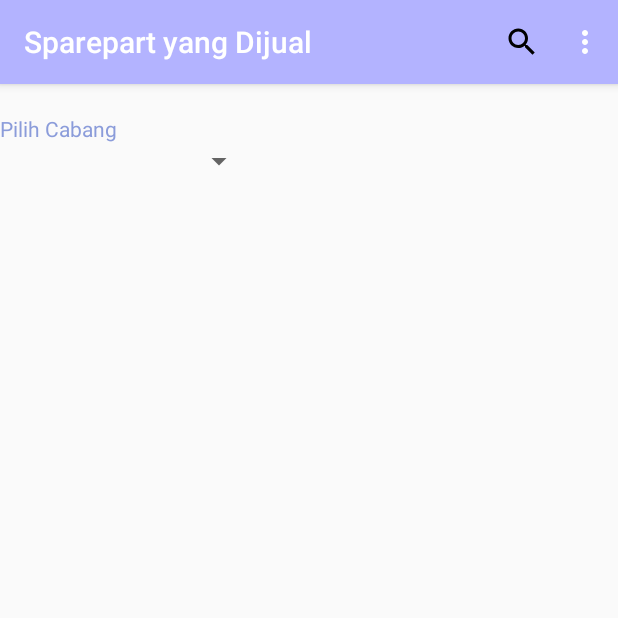
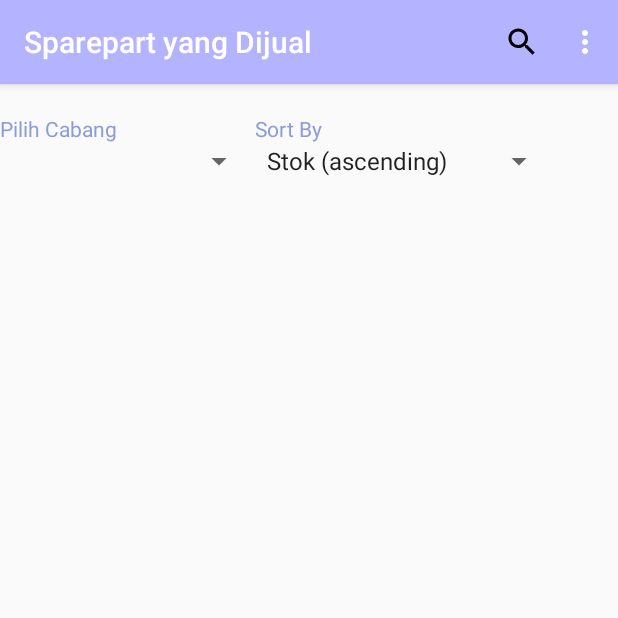
Before and after one commit to sintaxd/P3L-Mobile, an Android app: the tampil_sparepart_bengkel screen opened directly, with no data from a screen before it, on a phone screen of 412 x 824 dp, the top half of it. Run offline under Robolectric (Android 15) with nearby library versions, the light colour scheme and no system bars; 1 statement that could not run was skipped.

Commit message:
perbaikan UI tampil sparepart untuk konsumen

```diff
--- a/app/src/main/AndroidManifest.xml
+++ b/app/src/main/AndroidManifest.xml
@@ -13,18 +13,19 @@
         android:theme="@style/AppTheme">
 
         <activity android:name=".View.Owner.owner_main_menu">
-
-        </activity>
-        <activity android:name=".View.CustomerService.cs_main_menu">
-        </activity>
-        <activity
-            android:name=".View.Konsumen.konsumen_main_menu"
-            android:theme="@style/KonsumenTheme">
             <intent-filter>
                 <action android:name="android.intent.action.MAIN" />
 
                 <category android:name="android.intent.category.LAUNCHER" />
             </intent-filter>
+        </activity>
+        <activity android:name=".View.CustomerService.cs_main_menu">
+
+        </activity>
+        <activity
+            android:name=".View.Konsumen.konsumen_main_menu"
+            android:theme="@style/KonsumenTheme">
+
         </activity>
         <activity android:name=".View.CustomerService.TransaksiPenjualan.edit_transaksi_penjualan_sparepart" />
         <activity
--- a/app/src/main/java/kel1/com/simato_mobile/API/ApiClient_MotorKonsumen.java
+++ b/app/src/main/java/kel1/com/simato_mobile/API/ApiClient_MotorKonsumen.java
@@ -17,6 +17,7 @@ public interface ApiClient_MotorKonsumen {
 
     String baseURL = "http://192.168.94.52:8000/";
     //String baseURL = "http://simato.jasonfw.com/";
+
     // --------------------- C R E A T E --------------------- //
 
     @POST("api/motorKonsumen")
--- a/app/src/main/java/kel1/com/simato_mobile/Adapter/Adapter_TransaksiPenjualan.java
+++ b/app/src/main/java/kel1/com/simato_mobile/Adapter/Adapter_TransaksiPenjualan.java
@@ -67,11 +67,11 @@ public class Adapter_TransaksiPenjualan extends RecyclerView.Adapter<Adapter_Tra
         myViewHolder.diskon.setText             ("  Diskon : "+ tp.getDiskon());
         myViewHolder.total_transaksi.setText    ("  Total Transaksi : "+ tp.getTotal_transaksi());
         myViewHolder.status_transaksi.setText   ("  Status Transaksi : "+ tp.getStatus_transaksi());
-        if(tp.getStatus_transaksi().equals("Belum Selesai"))
+        if(tp.getStatus_transaksi().equals("Belum Lunas"))
         {
             Picasso.get().load(R.drawable.icon_belum_selesai).fit().into(myViewHolder.imgStatus);
         }
-        else if(tp.getStatus_transaksi().equals("Sudah Selesai"))
+        else if(tp.getStatus_transaksi().equals("Sudah Lunas"))
         {
             Picasso.get().load(R.drawable.icon_selesai).fit().into(myViewHolder.imgStatus);
         }
@@ -79,7 +79,7 @@ public class Adapter_TransaksiPenjualan extends RecyclerView.Adapter<Adapter_Tra
         myViewHolder.imgStatus.setOnClickListener(new View.OnClickListener() {
             @Override
             public void onClick(View v) {
-                if (tp.getStatus_transaksi().equals("Belum Selesai")) {
+                if (tp.getStatus_transaksi().equals("Belum Lunas")) {
                     // Build an AlertDialog
                     AlertDialog.Builder builder = new AlertDialog.Builder(context);
 
@@ -106,7 +106,7 @@ public class Adapter_TransaksiPenjualan extends RecyclerView.Adapter<Adapter_Tra
                                 @Override
                                 public void onResponse(Call<ResponseBody> call, Response<ResponseBody> response) {
                                     if (response.code() == 201) {
-                                        tp.setStatus_transaksi("Sudah Selesai");
+                                        tp.setStatus_transaksi("Sudah Lunas");
                                         myViewHolder.status_transaksi.setText("  Status Transaksi : " + tp.getStatus_transaksi());
                                         Toast.makeText(context, "Success Update", Toast.LENGTH_SHORT).show();
                                     } else {
--- a/app/src/main/java/kel1/com/simato_mobile/View/Konsumen/tampil_sparepart_bengkel.java
+++ b/app/src/main/java/kel1/com/simato_mobile/View/Konsumen/tampil_sparepart_bengkel.java
@@ -22,6 +22,8 @@ import com.google.gson.Gson;
 import com.google.gson.GsonBuilder;
 
 import java.util.ArrayList;
+import java.util.Collections;
+import java.util.Comparator;
 import java.util.List;
 
 import kel1.com.simato_mobile.API.ApiClient_Cabang;
@@ -57,8 +59,8 @@ public class tampil_sparepart_bengkel extends AppCompatActivity {
     List<String> spinner_IDCabang = new ArrayList<>();
     List<String> spinner_namaCabang = new ArrayList<>();
 
-    Spinner spinner_cabang;
-    Integer selectedIDCabang;
+    Spinner spinner_cabang, spinner_sortBy;
+    Integer selectedIDCabang, selectedSort;
 
     Adapter_SparepartBengkel.RecyclerViewClickListener listener;
     @Override
@@ -74,6 +76,7 @@ public class tampil_sparepart_bengkel extends AppCompatActivity {
         recyclerView.setItemAnimator(new DefaultItemAnimator());
         recyclerView.setAdapter(adapterSparepartBengkel);
         spinner_cabang = findViewById(R.id.spinner_cabang);
+        spinner_sortBy = findViewById(R.id.spinner_sortBy);
 
         loadSpinnerNamaCabang();
         spinner_cabang.setOnItemSelectedListener(new AdapterView.OnItemSelectedListener() { //Listener dropdown nama cabang saat dipilih
@@ -83,6 +86,41 @@ public class tampil_sparepart_bengkel extends AppCompatActivity {
 
                 setRecycleViewSparepart();
 
+            }
+            @Override
+            public void onNothingSelected(AdapterView<?> parentView) {
+                selectedIDCabang=1;
+            }
+        });
+        spinner_sortBy.setOnItemSelectedListener(new AdapterView.OnItemSelectedListener() { //Listener dropdown nama cabang saat dipilih
+            @Override
+            public void onItemSelected(AdapterView<?> parentView, View selectedItemView, int position, long id) {
+
+                Gson gson = new GsonBuilder()
+                        .setLenient()
+                        .create();
+                Retrofit.Builder builder = new Retrofit
+                        .Builder()
+                        .baseUrl(ApiClient_SparepartBengkel.baseURL)
+                        .addConverterFactory(GsonConverterFactory.create());
+                Retrofit retrofit = builder.build();
+                if(position==0)
+                {
+                   //stok asc
+                   Log.d( "onItemSelected: ", String.valueOf(position));
+                }
+                else if(position==1)
+                {
+                    //stok desc
+                }
+                else if(position==2)
+                {
+                    //hargaJual asc
+                }
+                else if(position==3)
+                {
+                    //hargaJual desc
+                }
             }
             @Override
             public void onNothingSelected(AdapterView<?> parentView) {
@@ -190,6 +228,12 @@ public class tampil_sparepart_bengkel extends AppCompatActivity {
                 adapterSparepartBengkel = new Adapter_SparepartBengkel(mListSparepartBengkel,tampil_sparepart_bengkel.this,listener);
                 recyclerView.setAdapter(adapterSparepartBengkel);
                 adapterSparepartBengkel.notifyDataSetChanged();
+//                Collections.sort(mListSparepartBengkel, new Comparator<Model_SparepartBengkel>() {
+//                    @Override
+//                    public int compare(Model_SparepartBengkel Sp1, Model_SparepartBengkel Sp2) {
+//                        return Sp1.getHargaJual_sparepart().compareTo(Sp2.getHargaJual_sparepart());
+//                    }
+//                });
                 Log.d("on respon : ",String.valueOf(response.code()));
                 Log.d("on respon msg : ",String.valueOf(response.message()));
                 Toast.makeText(tampil_sparepart_bengkel.this,"Welcome", Toast.LENGTH_SHORT).show();
--- a/app/src/main/res/layout/activity_tampil_sparepart_bengkel.xml
+++ b/app/src/main/res/layout/activity_tampil_sparepart_bengkel.xml
@@ -9,10 +9,15 @@ android:layout_height="match_parent"
 tools:context=".View.Konsumen.tampil_sparepart_bengkel">
 
     <LinearLayout
-        android:layout_width="200dp"
+        android:layout_width="match_parent"
         android:layout_height="wrap_content"
-        android:orientation="vertical"
-        android:layout_marginTop="20dp">
+        android:orientation="horizontal">
+
+        <LinearLayout
+            android:layout_width="170dp"
+            android:layout_height="wrap_content"
+            android:layout_marginTop="20dp"
+            android:orientation="vertical">
 
             <TextView
                 android:id="@+id/textView_cabang"
@@ -23,11 +28,35 @@ tools:context=".View.Konsumen.tampil_sparepart_bengkel">
 
             <Spinner
                 android:id="@+id/spinner_cabang"
-            android:layout_width="170dp"
+                android:layout_width="match_parent"
                 android:layout_height="wrap_content"
                 android:layout_marginBottom="10dp"
                 android:spinnerMode="dropdown" />
         </LinearLayout>
+
+        <LinearLayout
+            android:layout_width="200dp"
+            android:layout_height="wrap_content"
+            android:layout_marginTop="20dp"
+            android:orientation="vertical">
+
+            <TextView
+                android:id="@+id/textView_sort"
+                android:layout_width="match_parent"
+                android:layout_height="wrap_content"
+                android:text="Sort By"
+                android:textColor="@color/colorAccent" />
+
+            <Spinner
+                android:id="@+id/spinner_sortBy"
+                android:layout_width="match_parent"
+                android:layout_height="wrap_content"
+                android:layout_marginBottom="10dp"
+                android:entries="@array/sort"
+                android:spinnerMode="dropdown" />
+        </LinearLayout>
+    </LinearLayout>
+
 <LinearLayout
     android:layout_width="match_parent"
     android:layout_height="match_parent"
--- a/app/src/main/res/values/strings.xml
+++ b/app/src/main/res/values/strings.xml
@@ -24,9 +24,9 @@
         <item> KAYU </item>
     </string-array>
     <string-array name="sort">
-        <item> By Stok Ascending </item>
-        <item> By Stok Descending </item>
-        <item> By Harga Ascending </item>
-        <item> By Harga Descending </item>
+        <item> Stok (ascending) </item>
+        <item> Stok (descending) </item>
+        <item> Harga (ascending) </item>
+        <item> Harga (descending) </item>
     </string-array>
 </resources>
```
Lines whose indentation alone changed are shown as unchanged.
